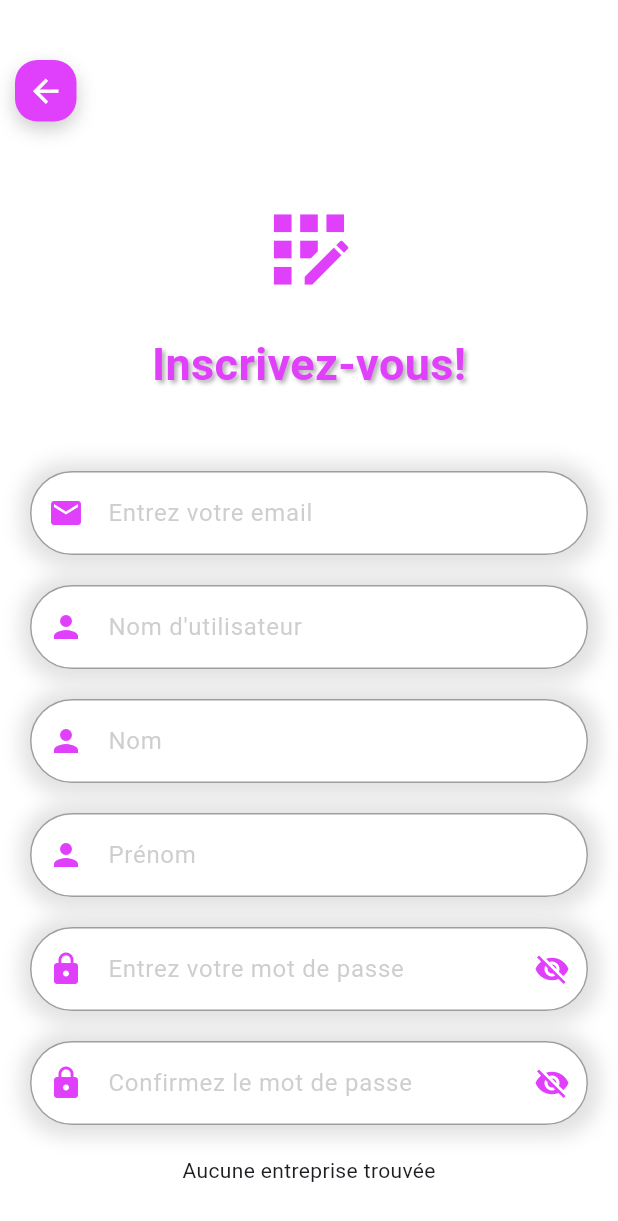
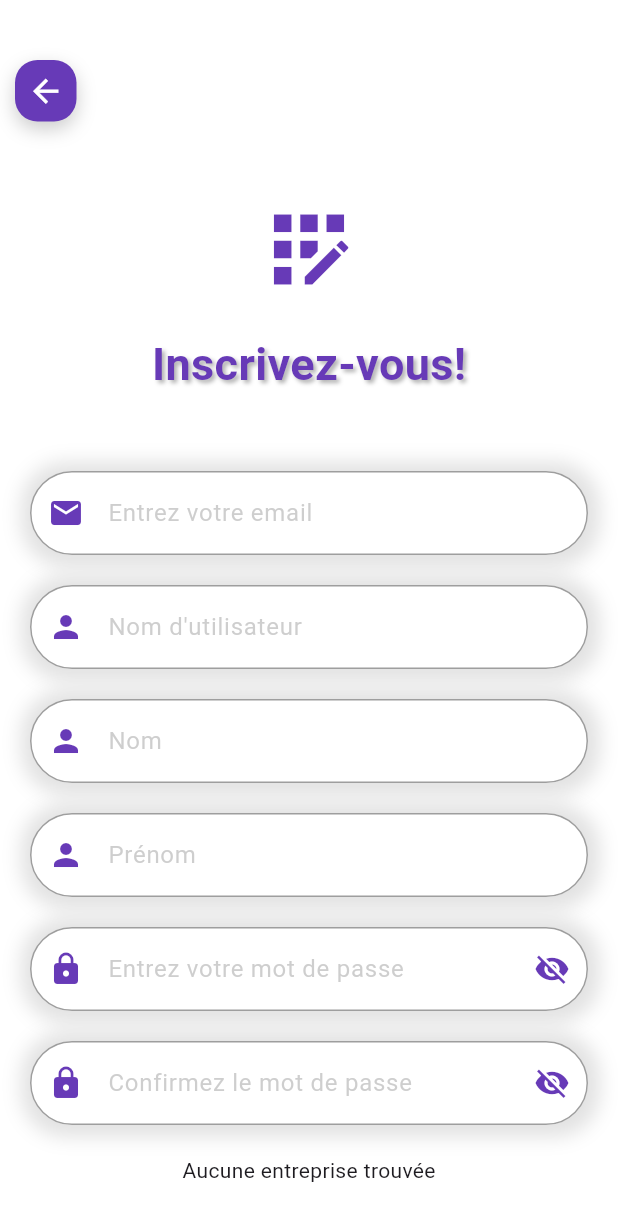
Before and after one commit to GroupeSedimat/Flutter_camion_controle_application, a Flutter app: the InscriptionPage screen opened directly, on a phone screen of 412 x 824 dp. Shown: the top 1221 px of the screen. Run offline on Flutter 3.47's test engine with Material 3 defaults, Android fonts, the phone set to English and light mode, and no system bars; our stand-ins replace cloud_firestore, dio, firebase_auth, firebase_core, firebase_storage, flutter_spinkit and 3 more; missing offline and left inert: open_document; accounts and stored records are empty.

Commit message:
editing color

```diff
--- a/lib/pages/admin/admin_page.dart
+++ b/lib/pages/admin/admin_page.dart
@@ -39,7 +39,7 @@ class AdminPage extends StatelessWidget {
       children: [
         DrawerHeader(
           decoration: BoxDecoration(
-            color: Theme.of(context).primaryColor,
+            color: Colors.deepPurple,
           ),
           child: Center(
             child: Icon(
@@ -167,7 +167,7 @@ class AdminPage extends StatelessWidget {
               Icon(
                 icon,
                 size: 50,
-                color: Colors.purpleAccent, // Couleur de l'icône
+                color: Colors.deepPurple, // Couleur de l'icône
               ),
               SizedBox(height: 10),
               Text(
--- a/lib/pages/user/inscription_page.dart
+++ b/lib/pages/user/inscription_page.dart
@@ -84,7 +84,7 @@ class _InscriptionPageState extends State<InscriptionPage> {
                 child: Container(
                   padding: EdgeInsets.all(8),
                   decoration: BoxDecoration(
-                    color: Colors.purpleAccent,
+                    color: Colors.deepPurple,
                     borderRadius: BorderRadius.circular(15),
                     boxShadow: [
                       BoxShadow(
@@ -105,7 +105,7 @@ class _InscriptionPageState extends State<InscriptionPage> {
                   Icon(
                     Icons.app_registration,
                     size: 70,
-                    color: Colors.purpleAccent,
+                    color: Colors.deepPurple,
                   ),
                   SizedBox(height: 20),
                   Text(
@@ -113,7 +113,7 @@ class _InscriptionPageState extends State<InscriptionPage> {
                     style: TextStyle(
                       fontSize: 30,
                       fontWeight: FontWeight.bold,
-                      color: Colors.purpleAccent,
+                      color: Colors.deepPurple,
                       shadows: [
                         Shadow(
                           offset: Offset(2.0, 2.0),
@@ -211,7 +211,7 @@ class _InscriptionPageState extends State<InscriptionPage> {
                 height: 50,
                 decoration: BoxDecoration(
                   borderRadius: BorderRadius.circular(30),
-                  color: Colors.purpleAccent,
+                  color: Color.fromARGB(255, 105, 82, 146),
                   boxShadow: [
                     BoxShadow(
                       color: Colors.black.withOpacity(0.2),
@@ -263,11 +263,11 @@ class _InscriptionPageState extends State<InscriptionPage> {
         controller: controller,
         decoration: InputDecoration(
           hintText: hintText,
-          prefixIcon: Icon(icon, color: Colors.purpleAccent),
+          prefixIcon: Icon(icon, color: Colors.deepPurple),
           hintStyle: TextStyle(color: Colors.grey.withOpacity(0.5)),
           focusedBorder: OutlineInputBorder(
             borderRadius: BorderRadius.circular(30),
-            borderSide: const BorderSide(color: Colors.purpleAccent, width: 1.0),
+            borderSide: const BorderSide(color: Colors.deepPurple, width: 1.0),
           ),
           enabledBorder: OutlineInputBorder(
             borderRadius: BorderRadius.circular(30),
@@ -300,11 +300,11 @@ class _InscriptionPageState extends State<InscriptionPage> {
         obscureText: obscureText,
         decoration: InputDecoration(
           hintText: hintText,
-          prefixIcon: const Icon(Icons.lock, color: Colors.purpleAccent),
+          prefixIcon: const Icon(Icons.lock, color: Colors.deepPurple),
           suffixIcon: IconButton(
             icon: Icon(
               obscureText ? Icons.visibility_off : Icons.visibility,
-              color: Colors.purpleAccent,
+              color: Colors.deepPurple,
             ),
             onPressed: () {
               setState(() {
@@ -319,7 +319,7 @@ class _InscriptionPageState extends State<InscriptionPage> {
           hintStyle: TextStyle(color: Colors.grey.withOpacity(0.5)),
           focusedBorder: OutlineInputBorder(
             borderRadius: BorderRadius.circular(30),
-            borderSide: const BorderSide(color: Colors.purpleAccent, width: 1.0),
+            borderSide: const BorderSide(color: Colors.deepPurple, width: 1.0),
           ),
           enabledBorder: OutlineInputBorder(
             borderRadius: BorderRadius.circular(30),
```
Also changed, not shown: lib/pages/user/login_page.dart (+6 -6 lines).
